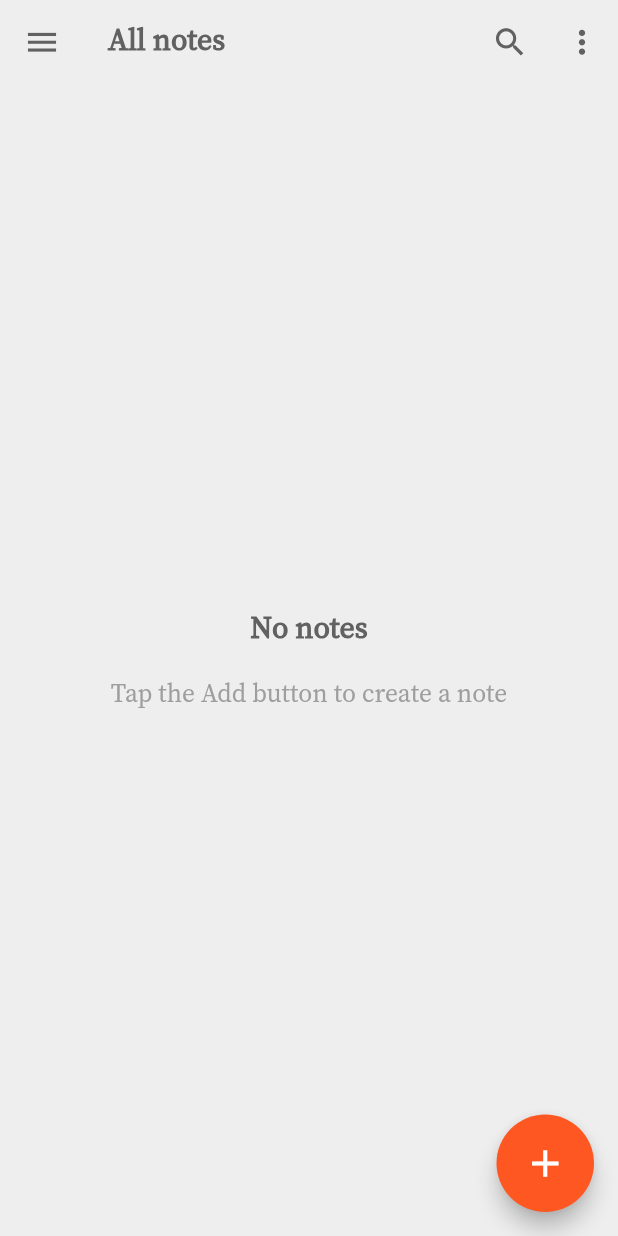
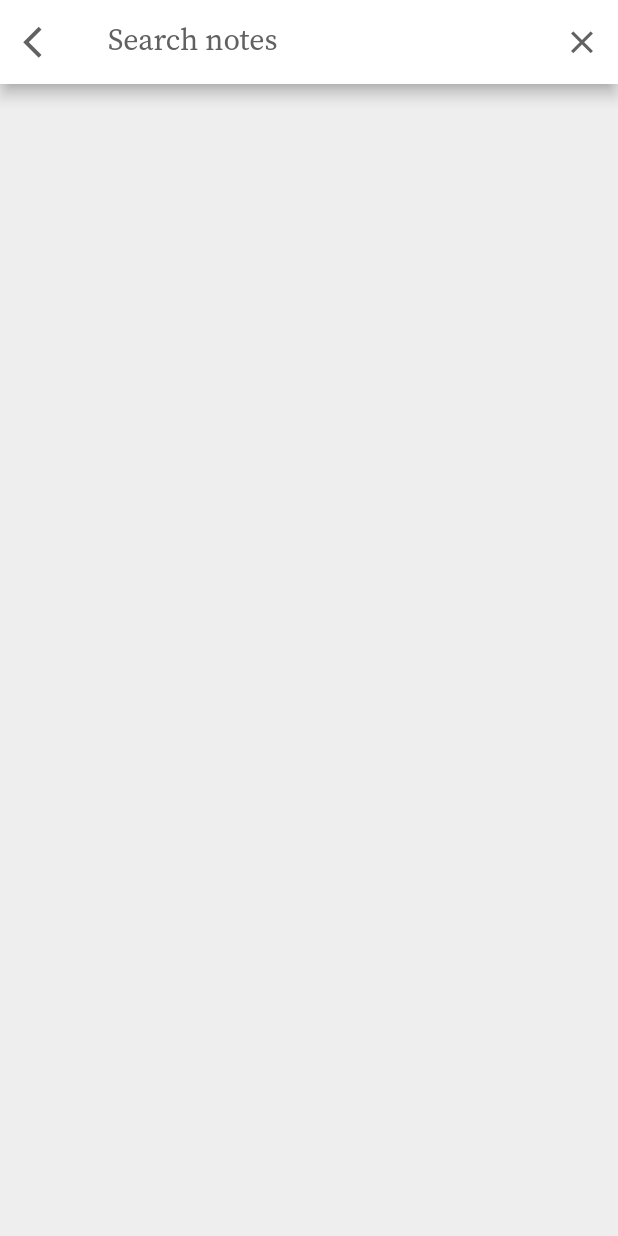
Before and after one commit to ArashShakibaee/Samsung_notes, a Flutter app: the screen it shows after launch, after a tap on the "search" icon, on a phone screen of 412 x 824 dp. Run offline on Flutter 3.47's test engine with Material 2 defaults, Android fonts, the phone set to English and light mode, and no system bars; our stand-ins replace drift, get, loading_animation_widget; accounts and stored records are empty; generated files the repository leaves out were written again.

Commit message:
finish search part

```diff
--- /dev/null
+++ b/lib/CustomWidget/home_scaffold.dart
@@ -0,0 +1,47 @@
+import 'package:flutter/material.dart';
+import 'package:get/get.dart';
+import 'package:samsung_note/Database/database.dart';
+import 'package:samsung_note/Screens/add_screen.dart';
+import 'package:samsung_note/SearchBar/search_bar.dart';
+import 'package:samsung_note/app_style.dart';
+
+class HomeScaffold extends StatelessWidget {
+  final Widget body;
+  final List<NoteEntityData>? notes;
+  const HomeScaffold({Key? key,required this.body,required this.notes}) : super(key: key);
+
+  @override
+  Widget build(BuildContext context) {
+    return Scaffold(
+      drawer: const Drawer(),
+      appBar: AppBar(
+        elevation: 0,
+        backgroundColor: Colors.grey.shade200,
+        title: Text(
+          "All notes",
+          style: AppStyle.normalTextStyle
+              .copyWith(fontWeight: FontWeight.w600),
+        ),
+        actions: [
+          IconButton(onPressed: () =>Get.to(()=>SearchBar(notes: notes!)), icon: const Icon(Icons.search)),
+          IconButton(
+              onPressed: () {},
+              icon: const Icon(Icons.more_vert_outlined))
+        ],
+      ),
+      body: body,
+      floatingActionButton: SizedBox(
+        height: 65,
+        width: 65,
+        child: FloatingActionButton(
+          tooltip: 'Add note',
+          child: const Icon(
+            Icons.add,
+            size: 30,
+          ),
+          onPressed: () => Get.to(() => const AddScreen()),
+        ),
+      ),
+    );
+  }
+}
--- a/lib/Screens/home_screen.dart
+++ b/lib/Screens/home_screen.dart
@@ -2,8 +2,8 @@ import 'package:flutter/material.dart';
 import 'package:get/get.dart';
 import 'package:loading_animation_widget/loading_animation_widget.dart';
 import 'package:samsung_note/CustomWidget/base_container.dart';
+import 'package:samsung_note/CustomWidget/home_scaffold.dart';
 import 'package:samsung_note/Database/database.dart';
-import 'package:samsung_note/Screens/add_screen.dart';
 import 'package:samsung_note/Screens/details_screen.dart';
 import 'package:samsung_note/app_style.dart';
 
@@ -22,6 +22,7 @@ class _HomeScreenState extends State<HomeScreen> {
     _database = Database();
     super.initState();
   }
+
   @override
   void dispose() {
     _database.close();
@@ -30,43 +31,33 @@ class _HomeScreenState extends State<HomeScreen> {
 
   @override
   Widget build(BuildContext context) {
-    final size = MediaQuery.of(context).size;
-    final double itemHeight = (size.height - kToolbarHeight - 24) / 2;
-    final double itemWidth = size.width / 2;
-    return Scaffold(
-      backgroundColor: Colors.grey.shade200,
-      drawer: const Drawer(),
-      appBar: AppBar(
-        elevation: 0,
-        backgroundColor: Colors.grey.shade200,
-        title: Text(
-          "All notes",
-          style: AppStyle.normalTextStyle.copyWith(fontWeight: FontWeight.w600),
-        ),
-        actions: [
-          IconButton(onPressed: () {}, icon: const Icon(Icons.search)),
-          IconButton(
-              onPressed: () {}, icon: const Icon(Icons.more_vert_outlined))
-        ],
-      ),
-      body: FutureBuilder<List<NoteEntityData>>(
+    return FutureBuilder<List<NoteEntityData>>(
       future: _database.getAllNotes(),
       builder: (context, snapshot) {
         final List<NoteEntityData>? notes = snapshot.data;
         if (snapshot.connectionState != ConnectionState.done) {
-            return Center(
+          return HomeScaffold(
+            notes: notes,
+            body: Center(
               child: LoadingAnimationWidget.inkDrop(
-                  color: Colors.deepOrange, size: 200),
+                  color: Colors.deepOrange, size: 35),
+            ),
           );
         } else if (snapshot.hasError) {
-            return Center(
-              child: Text(snapshot.error.toString()),
+          return HomeScaffold(
+            notes: notes,
+            body: Center(
+              child: LoadingAnimationWidget.inkDrop(
+                  color: Colors.deepOrange, size: 35),
+            ),
           );
         } else if (notes!.isNotEmpty) {
-            return Padding(
+          return HomeScaffold(
+            notes: notes,
+            body: Padding(
                 padding: const EdgeInsets.symmetric(vertical: 16),
                 child: GridView.builder(
-                  gridDelegate: SliverGridDelegateWithFixedCrossAxisCount(
+                  gridDelegate: const SliverGridDelegateWithFixedCrossAxisCount(
                     mainAxisExtent: 170,
                     crossAxisCount: 2,
                   ),
@@ -77,9 +68,12 @@ class _HomeScreenState extends State<HomeScreen> {
                         onTap: () => Get.to(() => DetailsScreen(id: note.id)),
                         child: BaseContainer(note: note));
                   },
-                ));
+                )),
+          );
         } else if (notes.isEmpty) {
-            return Center(
+          return HomeScaffold(
+            notes: notes,
+            body: Center(
               child: Column(
                 mainAxisAlignment: MainAxisAlignment.center,
                 children: [
@@ -95,23 +89,11 @@ class _HomeScreenState extends State<HomeScreen> {
                           .copyWith(color: Colors.grey.shade500, fontSize: 17)),
                 ],
               ),
+            ),
           );
         }
         return const Text('No Data Found');
       },
-      ),
-      floatingActionButton: SizedBox(
-        height: 65,
-        width: 65,
-        child: FloatingActionButton(
-          tooltip: 'Add note',
-          child: const Icon(
-            Icons.add,
-            size: 30,
-          ),
-          onPressed: () => Get.to(() => const AddScreen()),
-        ),
-      ),
     );
   }
 }
--- /dev/null
+++ b/lib/SearchBar/search_bar.dart
@@ -0,0 +1,66 @@
+import 'package:flutter/material.dart';
+import 'package:get/get.dart';
+import 'package:samsung_note/CustomWidget/base_container.dart';
+import 'package:samsung_note/Database/database.dart';
+import 'package:samsung_note/app_style.dart';
+
+import '../Screens/details_screen.dart';
+
+class SearchBar extends StatefulWidget {
+  final List<NoteEntityData> notes;
+
+  const SearchBar({Key? key, required this.notes}) : super(key: key);
+
+  @override
+  State<SearchBar> createState() => _SearchBarState();
+}
+
+class _SearchBarState extends State<SearchBar> {
+  List<NoteEntityData>? _foundedUser = [];
+  @override
+  void initState() {
+    // TODO: implement initState
+    super.initState();
+    setState(()=>_foundedUser = widget.notes);
+  }
+  onSearch(String search){
+    setState((){
+      _foundedUser = widget.notes.where((note) => note.title.toLowerCase().contains(search)).toList();
+    });
+  }
+  @override
+  Widget build(BuildContext context) {
+    return Scaffold(
+      appBar: AppBar(
+        elevation: 4,
+        backgroundColor: Colors.white,
+        automaticallyImplyLeading: false,
+        leading: IconButton(onPressed: ()=>Get.back(), icon: const Icon(Icons.arrow_back_ios)),
+        actions: [IconButton(onPressed: (){}, icon: const Icon(Icons.close))],
+        title: TextField(
+          onChanged: (search)=>onSearch(search),
+          decoration: InputDecoration(
+            border: InputBorder.none,
+            hintText: "Search notes",
+            hintStyle: AppStyle.normalTextStyle,
+          ),
+        ),
+      ),
+      body: Padding(
+          padding: const EdgeInsets.symmetric(vertical: 16),
+          child: GridView.builder(
+            gridDelegate: const SliverGridDelegateWithFixedCrossAxisCount(
+              mainAxisExtent: 170,
+              crossAxisCount: 2,
+            ),
+            itemCount: _foundedUser!.length,
+            itemBuilder: (context, index) {
+              final note = _foundedUser![index];
+              return GestureDetector(
+                  onTap: () => Get.to(() => DetailsScreen(id: note.id)),
+                  child: BaseContainer(note: note));
+            },
+          )),
+    );
+  }
+}
--- a/lib/main.dart
+++ b/lib/main.dart
@@ -16,6 +16,7 @@ class MyApp extends StatelessWidget {
       debugShowCheckedModeBanner: false,
       title: 'Samsung Notes',
       theme: ThemeData(
+        scaffoldBackgroundColor: Colors.grey.shade200,
         appBarTheme: AppBarTheme(
           backgroundColor: Colors.grey.shade200,
           iconTheme: IconThemeData(
--- a/pubspec.yaml
+++ b/pubspec.yaml
@@ -42,6 +42,7 @@ dependencies:
   intl: ^0.17.0
   flutter_staggered_grid_view: ^0.4.1
   loading_animation_widget: ^1.2.0+2
+  searchable_listview:  1.7.2
 
 dev_dependencies:
   flutter_test:
```
Also changed, not shown: pubspec.lock. Lines whose indentation alone changed are shown as unchanged.
